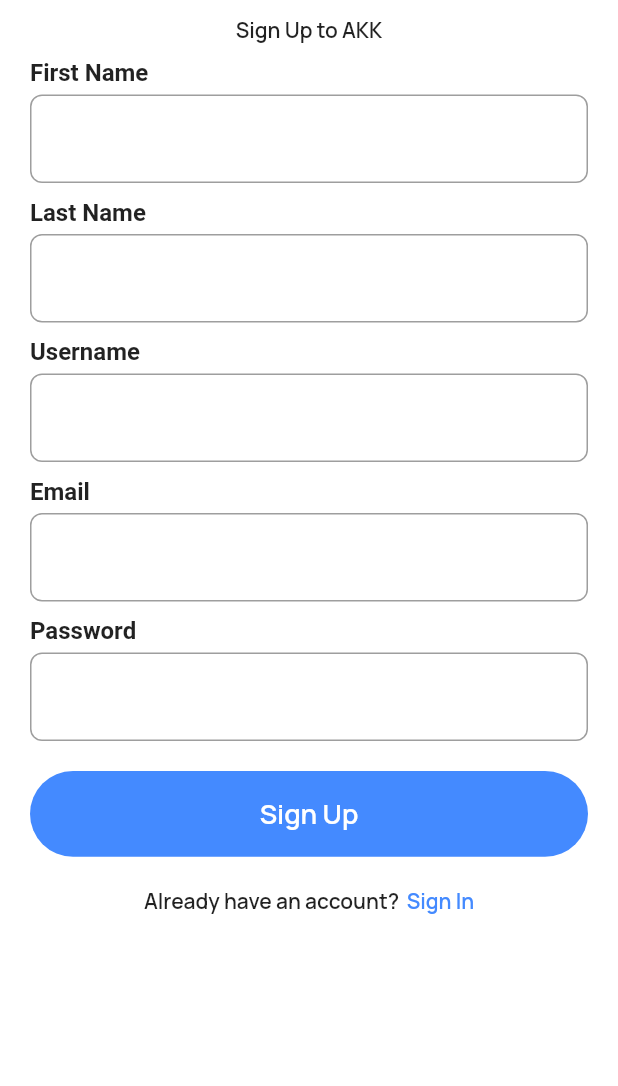
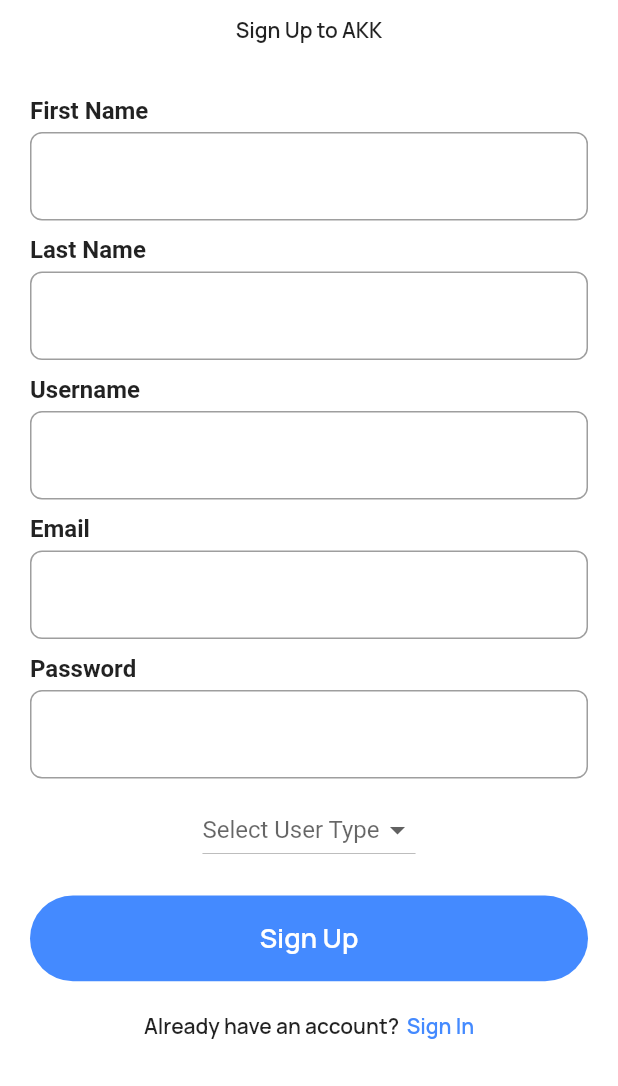
Before and after one commit to faizanIqbal001/aak_test, a Flutter app: the screen it shows after launch, after a tap on "Sign Up", on a phone screen of 412 x 824 dp, the part 150-1236 px from its top. Run offline on Flutter 3.47's test engine with Material 2 defaults, Android fonts, the phone set to English and light mode, and no system bars; our stand-ins replace dartz, dio, equatable, flutter_bloc, get_it, shared_preferences.

Commit message:
Welcome Bloc, Signup Bloc Setup

```diff
--- a/lib/main.dart
+++ b/lib/main.dart
@@ -21,6 +21,9 @@ void main() async {
         BlocProvider.value(
           value: serviceLocator<WelcomeBloc>(),
         ),
+        BlocProvider.value(
+          value: serviceLocator<SignUpBloc>(),
+        ),
       ],
       child: MyApp(navigatorKey: navigatorKey),
     ),
--- a/lib/presentation/bloc/export.dart
+++ b/lib/presentation/bloc/export.dart
@@ -1 +1,2 @@
 export 'welcome_bloc/export.dart';
+export 'signup_bloc/export.dart';
--- a/lib/presentation/bloc/signup_bloc/export.dart
+++ b/lib/presentation/bloc/signup_bloc/export.dart
@@ -0,0 +1,2 @@
+export 'signup_bloc.dart';
+export 'signup_status.dart';
--- /dev/null
+++ b/lib/presentation/bloc/signup_bloc/signup_bloc.dart
@@ -0,0 +1,32 @@
+import 'package:aak_test/export.dart';
+
+part 'signup_state.dart';
+
+part 'signup_event.dart';
+
+class SignUpBloc extends Bloc<SignUpEvent, SignUpState> {
+  final WelcomeUseCase welcomeUseCase;
+
+  SignUpBloc({required this.welcomeUseCase}) : super(const SignUpState()) {
+    on<ChangeSignUpStatus>(_changeStatus);
+    on<ChangeSelectedUserType>(_changeSelectedUserType);
+  }
+
+  Future<void> _changeStatus(
+      ChangeSignUpStatus event, Emitter<SignUpState> emit) async {
+    emit(
+      state.copyWith(
+        status: event.status,
+      ),
+    );
+  }
+
+  Future<void> _changeSelectedUserType(
+      ChangeSelectedUserType event, Emitter<SignUpState> emit) async {
+    emit(
+      state.copyWith(
+        selectedUserType: event.selectedUserType,
+      ),
+    );
+  }
+}
--- /dev/null
+++ b/lib/presentation/bloc/signup_bloc/signup_event.dart
@@ -0,0 +1,18 @@
+part of 'signup_bloc.dart';
+
+abstract class SignUpEvent extends Equatable {
+  @override
+  List<Object?> get props => [];
+}
+
+class ChangeSignUpStatus extends SignUpEvent {
+  final SignUpStatus status;
+
+  ChangeSignUpStatus({required this.status});
+}
+
+class ChangeSelectedUserType extends SignUpEvent {
+  final String selectedUserType;
+
+  ChangeSelectedUserType({required this.selectedUserType});
+}
--- /dev/null
+++ b/lib/presentation/bloc/signup_bloc/signup_state.dart
@@ -0,0 +1,27 @@
+part of 'signup_bloc.dart';
+
+class SignUpState extends Equatable {
+  final SignUpStatus status;
+  final String selectedUserType;
+
+  const SignUpState({
+    this.status = SignUpStatus.init,
+    this.selectedUserType = '',
+  });
+
+  SignUpState copyWith({
+    SignUpStatus? status,
+    String? selectedUserType,
+  }) {
+    return SignUpState(
+      status: status ?? this.status,
+      selectedUserType: selectedUserType ?? this.selectedUserType,
+    );
+  }
+
+  @override
+  List<Object?> get props => [
+        status,
+        selectedUserType,
+      ];
+}
--- /dev/null
+++ b/lib/presentation/bloc/signup_bloc/signup_status.dart
@@ -0,0 +1,5 @@
+enum SignUpStatus {
+  init,
+  loading,
+  loaded,
+}
--- a/lib/presentation/di/di_bloc.dart
+++ b/lib/presentation/di/di_bloc.dart
@@ -8,4 +8,9 @@ Future<void> initializeBlocs() async {
       welcomeUseCase: serviceLocator(),
     ),
   );
+  serviceLocator.registerLazySingleton(
+    () => SignUpBloc(
+      welcomeUseCase: serviceLocator(),
+    ),
+  );
 }
--- a/lib/presentation/screens/signup/signup_screen.dart
+++ b/lib/presentation/screens/signup/signup_screen.dart
@@ -23,16 +23,46 @@ class _SignUpScreenState extends State<SignUpScreen> {
 
   GlobalKey<FormState> key = GlobalKey<FormState>();
 
-  List<String> userTypes = [
-    'researcher',
-    'investor',
-    'institution_staff',
-    'service_provider'
-        'service_provider'
+  List<DropdownMenuItem<String>> userTypes = [
+    const DropdownMenuItem<String>(
+      value: 'researcher',
+      child: Text('Researcher'),
+    ),
+    const DropdownMenuItem<String>(
+      value: 'investor',
+      child: Text('Investor'),
+    ),
+    const DropdownMenuItem<String>(
+      value: 'institution_staff',
+      child: Text('Institution Staff'),
+    ),
+    const DropdownMenuItem<String>(
+      value: 'service_provider',
+      child: Text('Service Provider'),
+    ),
   ];
 
   @override
   Widget build(BuildContext context) {
+    return BlocConsumer<SignUpBloc, SignUpState>(
+      listener: (context, state) {
+        if (state.status == SignUpStatus.loaded) {
+          ScaffoldMessenger.of(context).showSnackBar(
+            const SnackBar(
+              content: Text('Sign Up Successful'),
+            ),
+          );
+          Future.delayed(const Duration(seconds: 2), () {
+            Navigator.of(context).pop();
+          });
+          context.read<SignUpBloc>().add(
+                ChangeSignUpStatus(
+                  status: SignUpStatus.init,
+                ),
+              );
+        }
+      },
+      builder: (context, state) {
         return Scaffold(
           body: Padding(
               padding: const EdgeInsets.all(20),
@@ -59,6 +89,12 @@ class _SignUpScreenState extends State<SignUpScreen> {
                       ),
                       const SizedBox(
                         height: 10,
+                      ),
+                      const SizedBox(
+                        height: 5,
+                      ),
+                      const SizedBox(
+                        height: 20,
                       ),
                       CommonTextField(
                         controller: firstNameController,
@@ -97,6 +133,21 @@ class _SignUpScreenState extends State<SignUpScreen> {
                         labelText: 'Password',
                         focusNode: passwordFocusNode,
                         obscureText: false,
+                      ),
+                      const SizedBox(
+                        height: 10,
+                      ),
+                      DropdownButton(
+                        items: userTypes,
+                        value: state.selectedUserType,
+                        onChanged: (value) {
+                          context.read<SignUpBloc>().add(
+                                ChangeSelectedUserType(
+                                  selectedUserType: value.toString(),
+                                ),
+                              );
+                        },
+                        hint: const Text('Select User Type'),
                       ),
                       const SizedBox(
                         height: 20,
@@ -144,5 +195,7 @@ class _SignUpScreenState extends State<SignUpScreen> {
                 ),
               )),
         );
+      },
+    );
   }
 }
```
Lines whose indentation alone changed are shown as unchanged.
